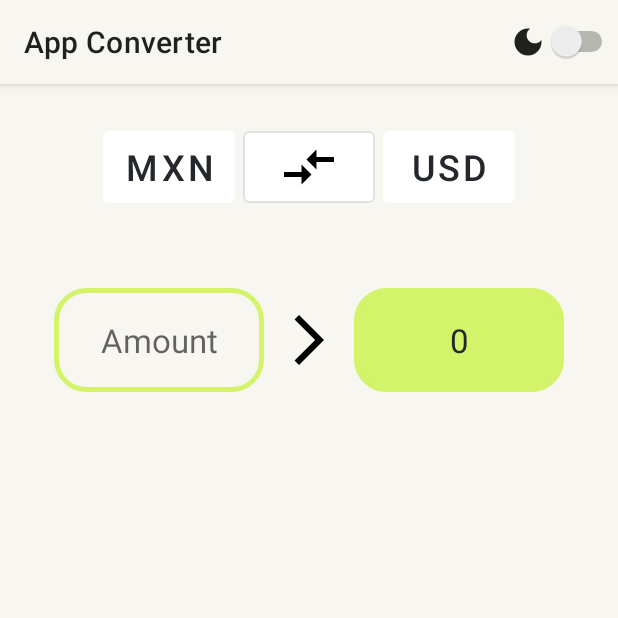
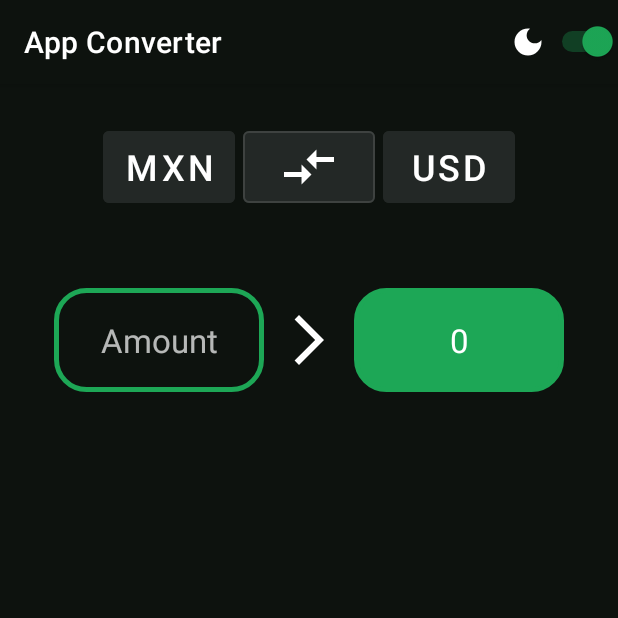
Before and after one commit to misael-reyes/currency-exchange, an Android app: the screen it shows after launch (HomeActivity), after a tap on "CurrencyExchangeApp", on a phone screen of 412 x 824 dp, the top half of it. Run offline under Robolectric (Android 15) with nearby library versions, the phone set to English and light mode, and no system bars; libraries missing offline, so code that uses them is left out: com.mynameismidori.currencypicker; 12 statements that could not run were skipped.

Commit message:
revert amount

```diff
--- a/app/src/main/java/com/example/currencyexchangeapp/ui/home/HomeActivity.java
+++ b/app/src/main/java/com/example/currencyexchangeapp/ui/home/HomeActivity.java
@@ -30,6 +30,7 @@ import com.mynameismidori.currencypicker.ExtendedCurrency;
 public class HomeActivity extends AppCompatActivity {
 
     private ExtendedCurrency currencyPais1, currencyPais2;
+    private String rate1, rate2;
 
     // esto es para el viewBinding
     private ActivityHomeBinding binding;
@@ -82,6 +83,8 @@ public class HomeActivity extends AppCompatActivity {
 
         currencyPais1 = ExtendedCurrency.getCurrencyByName("Mexico Peso");
         currencyPais2 = ExtendedCurrency.getCurrencyByName("United States Dollar");
+        rate1 = "0";
+        rate2 = "0";
 
     }
 
@@ -150,6 +153,7 @@ public class HomeActivity extends AppCompatActivity {
             @Override
             public void onClick(View view) {
                 revertCountry();
+                revertRates();
             }
         });
 
@@ -182,6 +186,21 @@ public class HomeActivity extends AppCompatActivity {
         ExtendedCurrency aux = currencyPais2;
         currencyPais2 = currencyPais1;
         currencyPais1 = aux;
+    }
+
+    private void revertRates(){
+        rate1 = String.valueOf(binding.inputAmount.getText());
+        rate2 = (String) binding.etValor2.getText();
+
+        if (rate2.equals("0"))
+            return;
+
+        binding.inputAmount.setText(rate2);
+        binding.etValor2.setText(rate1);
+
+        String aux = rate2;
+        rate2 = rate1;
+        rate1 = aux;
     }
 
     private void configurationBtnPais1(String code, int flag) {
@@ -224,7 +243,7 @@ public class HomeActivity extends AppCompatActivity {
     private void setDayNight() {
         // necesitamos obtener la configuracion en un archivo clave-valor
 
-        int theme = sp.getInt("Theme", 1);
+        int theme = sp.getInt("Theme", 0);
 
         if(theme == 0) {
             getDelegate().setLocalNightMode(AppCompatDelegate.MODE_NIGHT_YES); // dark
```
